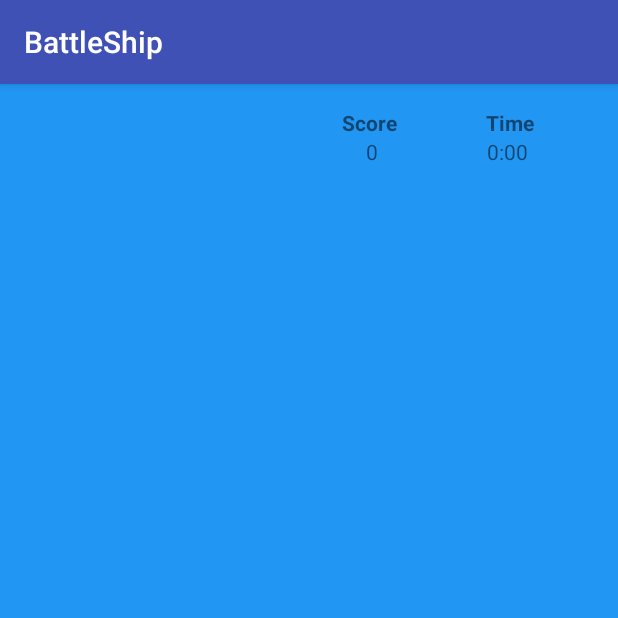
After one commit to mcorrias/battleship, an Android app: the GameActivity screen opened directly, with no data from a screen before it, on a phone screen of 412 x 824 dp, the top half of it. The commit adds this screen. Run offline under Robolectric (Android 15) with nearby library versions, the phone set to English and light mode, and no system bars.

Commit message:
game activity created

```diff
--- a/app/build.gradle
+++ b/app/build.gradle
@@ -13,7 +13,7 @@ android {
         versionCode 1
         versionName "1.0"
         testInstrumentationRunner "android.support.test.runner.AndroidJUnitRunner"
-        vectorDrawables.useSupportLibrary= true
+        vectorDrawables.useSupportLibrary = true
     }
     buildTypes {
         release {
--- a/app/src/main/AndroidManifest.xml
+++ b/app/src/main/AndroidManifest.xml
@@ -18,6 +18,7 @@
                 <category android:name="android.intent.category.LAUNCHER" />
             </intent-filter>
         </activity>
+        <activity android:name=".GameActivity"></activity>
     </application>
 
 </manifest>
--- /dev/null
+++ b/app/src/main/java/com/example/dell/battleship/GameActivity.kt
@@ -0,0 +1,12 @@
+package com.example.dell.battleship
+
+import android.support.v7.app.AppCompatActivity
+import android.os.Bundle
+
+class GameActivity : AppCompatActivity() {
+
+    override fun onCreate(savedInstanceState: Bundle?) {
+        super.onCreate(savedInstanceState)
+        setContentView(R.layout.activity_game)
+    }
+}
--- a/app/src/main/java/com/example/dell/battleship/MainActivity.kt
+++ b/app/src/main/java/com/example/dell/battleship/MainActivity.kt
@@ -1,7 +1,9 @@
 package com.example.dell.battleship
 
+import android.content.Intent
 import android.os.Bundle
 import android.support.v7.app.AppCompatActivity
+import android.view.View
 
 
 class MainActivity : AppCompatActivity() {
@@ -12,4 +14,9 @@ class MainActivity : AppCompatActivity() {
         setContentView(R.layout.activity_main)
 
     }
+
+    fun launchGame(view: View){
+        val gameIntent = Intent(this, GameActivity::class.java)
+        startActivity(gameIntent)
+    }
 }
--- /dev/null
+++ b/app/src/main/res/layout/activity_game.xml
@@ -0,0 +1,59 @@
+<?xml version="1.0" encoding="utf-8"?>
+<android.support.constraint.ConstraintLayout xmlns:android="http://schemas.android.com/apk/res/android"
+    xmlns:app="http://schemas.android.com/apk/res-auto"
+    xmlns:tools="http://schemas.android.com/tools"
+    android:layout_width="match_parent"
+    android:layout_height="match_parent"
+    android:background="@color/screenBackground"
+    tools:context="com.example.dell.battleship.GameActivity">
+
+    <TextView
+        android:id="@+id/textView"
+        android:layout_width="wrap_content"
+        android:layout_height="wrap_content"
+        android:layout_marginStart="228dp"
+        android:layout_marginTop="16dp"
+        android:text="Score"
+        android:textStyle="bold"
+        app:layout_constraintStart_toStartOf="parent"
+        app:layout_constraintTop_toTopOf="parent" />
+
+    <TextView
+        android:id="@+id/textView2"
+        android:layout_width="wrap_content"
+        android:layout_height="0dp"
+        android:layout_marginEnd="56dp"
+        android:layout_marginTop="16dp"
+        android:text="Time"
+        android:textStyle="bold"
+        app:layout_constraintEnd_toEndOf="parent"
+        app:layout_constraintTop_toTopOf="parent" />
+
+    <TextView
+        android:id="@+id/textView3"
+        android:layout_width="wrap_content"
+        android:layout_height="wrap_content"
+        android:layout_marginStart="244dp"
+        android:text="0"
+        app:layout_constraintStart_toStartOf="parent"
+        app:layout_constraintTop_toBottomOf="@+id/textView" />
+
+    <TextView
+        android:id="@+id/textView4"
+        android:layout_width="wrap_content"
+        android:layout_height="18dp"
+        android:layout_marginEnd="60dp"
+        android:text="0:00"
+        app:layout_constraintEnd_toEndOf="parent"
+        app:layout_constraintTop_toBottomOf="@+id/textView2" />
+
+    <GridView
+        android:layout_width="368dp"
+        android:layout_height="423dp"
+        android:layout_marginBottom="8dp"
+        android:layout_marginEnd="8dp"
+        android:layout_marginStart="8dp"
+        app:layout_constraintBottom_toBottomOf="parent"
+        app:layout_constraintEnd_toEndOf="parent"
+        app:layout_constraintStart_toStartOf="parent" />
+</android.support.constraint.ConstraintLayout>
--- a/app/src/main/res/layout/activity_main.xml
+++ b/app/src/main/res/layout/activity_main.xml
@@ -42,6 +42,7 @@
         android:layout_marginStart="8dp"
         android:layout_marginTop="80dp"
         android:text="Play"
+        android:onClick="launchGame"
         android:background="@color/buttonBackground"
         app:layout_constraintEnd_toEndOf="parent"
         app:layout_constraintHorizontal_bias="0.921"
```
